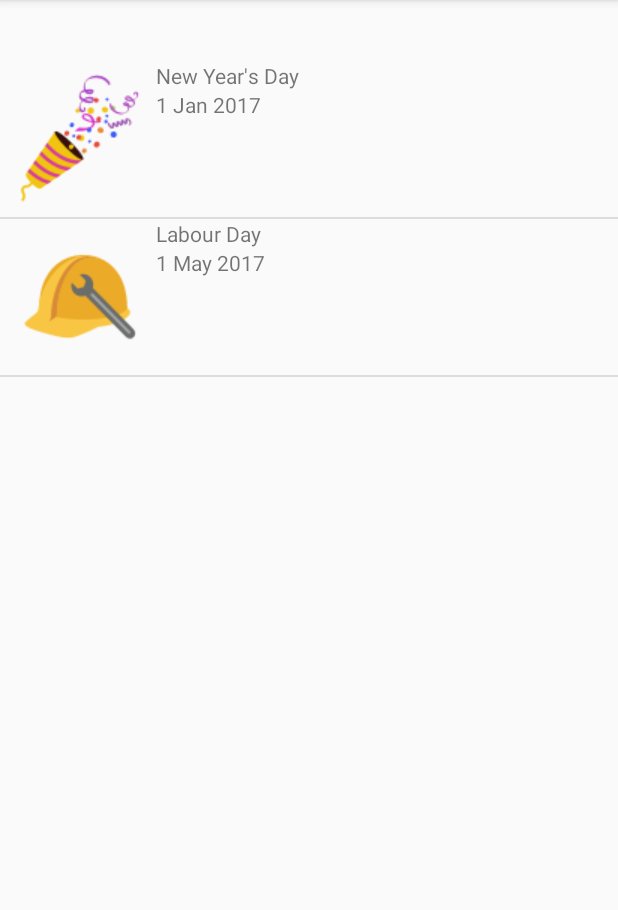
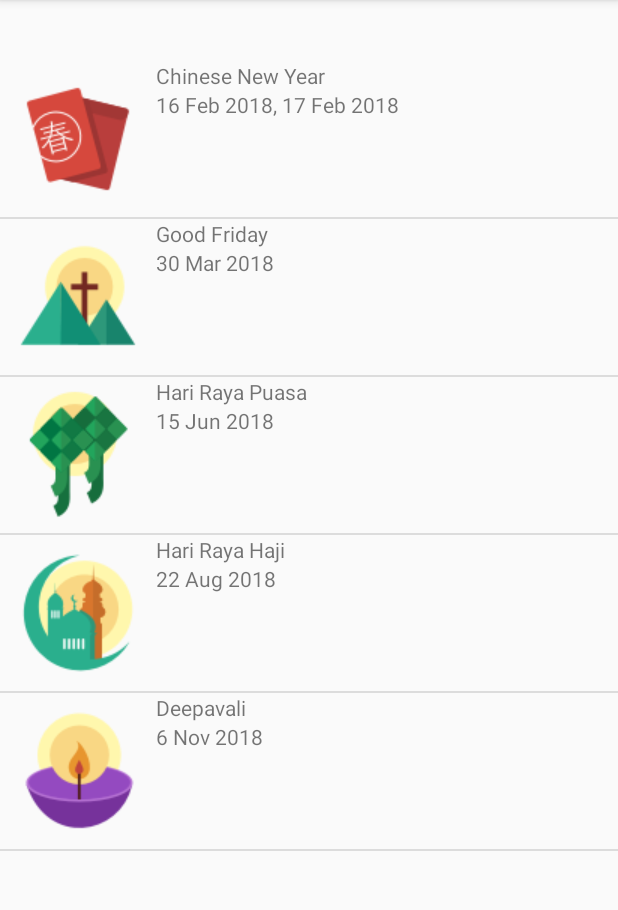
Before and after one commit to Wen-New/P02Holidays, an Android app: the SecondActivity screen opened directly, with no data from a screen before it, on a phone screen of 412 x 824 dp, the part 84-994 px from its top. Run offline under Robolectric (Android 15) with nearby library versions, the phone set to English and light mode, and no system bars; 1 statement that could not run was skipped.

Commit message:
Enhancement done

```diff
--- a/app/src/main/java/com/myapplicationdev/android/p02_holidays/HolidayAdapter.java
+++ b/app/src/main/java/com/myapplicationdev/android/p02_holidays/HolidayAdapter.java
@@ -37,8 +37,23 @@ public class HolidayAdapter extends ArrayAdapter<Holiday> {
         if(currentHoliday.getHolidayName() == "New Year's Day"){
             imageView.setImageResource(R.drawable.new_year);
             tv2.setText(currentHoliday.getDate().toString());
-        }else{
+        }else if(currentHoliday.getHolidayName() == "Labour Day"){
             imageView.setImageResource(R.drawable.labour_day);
+            tv2.setText(currentHoliday.getDate().toString());
+        }else if(currentHoliday.getHolidayName() == "Chinese New Year"){
+            imageView.setImageResource(R.drawable.cny);
+            tv2.setText(currentHoliday.getDate().toString());
+        }else if(currentHoliday.getHolidayName() == "Hari Raya Puasa"){
+            imageView.setImageResource(R.drawable.hari_raya_puasa);
+            tv2.setText(currentHoliday.getDate().toString());
+        }else if(currentHoliday.getHolidayName() == "Hari Raya Haji"){
+            imageView.setImageResource(R.drawable.hari_raya_haji);
+            tv2.setText(currentHoliday.getDate().toString());
+        }else if(currentHoliday.getHolidayName() == "Deepavali"){
+            imageView.setImageResource(R.drawable.deepavali);
+            tv2.setText(currentHoliday.getDate().toString());
+        }else {
+            imageView.setImageResource(R.drawable.good_friday);
             tv2.setText(currentHoliday.getDate().toString());
         }
         return rowView;
--- a/app/src/main/java/com/myapplicationdev/android/p02_holidays/MainActivity.java
+++ b/app/src/main/java/com/myapplicationdev/android/p02_holidays/MainActivity.java
@@ -26,6 +26,7 @@ public class MainActivity extends AppCompatActivity {
 
         al = new ArrayList<String>();
         al.add("Secular");
+        al.add("Ethnic & Religion");
 
         aa = new ArrayAdapter<String>(this,android.R.layout.simple_list_item_1, al);
         lv.setAdapter(aa);
--- a/app/src/main/java/com/myapplicationdev/android/p02_holidays/SecondActivity.java
+++ b/app/src/main/java/com/myapplicationdev/android/p02_holidays/SecondActivity.java
@@ -35,9 +35,16 @@ public class SecondActivity extends AppCompatActivity {
         aa = new HolidayAdapter(this, R.layout.row, holidays);
         lvHolidays.setAdapter(aa);
 
-        holidays.add(new Holiday("New Year's Day", "1 Jan 2017"));
-        holidays.add(new Holiday("Labour Day", "1 May 2017"));
-
+        if (holiday.equalsIgnoreCase("Secular")) {
+            holidays.add(new Holiday("New Year's Day", "1 Jan 2018"));
+            holidays.add(new Holiday("Labour Day", "1 May 2018"));
+        } else {
+            holidays.add(new Holiday("Chinese New Year", "16 Feb 2018, 17 Feb 2018"));
+            holidays.add(new Holiday("Good Friday", "30 Mar 2018"));
+            holidays.add(new Holiday("Hari Raya Puasa", "15 Jun 2018"));
+            holidays.add(new Holiday("Hari Raya Haji", "22 Aug 2018"));
+            holidays.add(new Holiday("Deepavali", "6 Nov 2018"));
+        }
         lvHolidays.setOnItemClickListener(new AdapterView.OnItemClickListener() {
             @Override
             public void onItemClick(AdapterView<?> parent, View view, int position, long id) {
```
Also changed, not shown: app/src/main/res/drawable/cny.png (added), app/src/main/res/drawable/deepavali.png (added), app/src/main/res/drawable/good_friday.png (added), app/src/main/res/drawable/hari_raya_haji.png (added), app/src/main/res/drawable/hari_raya_puasa.png (added).
